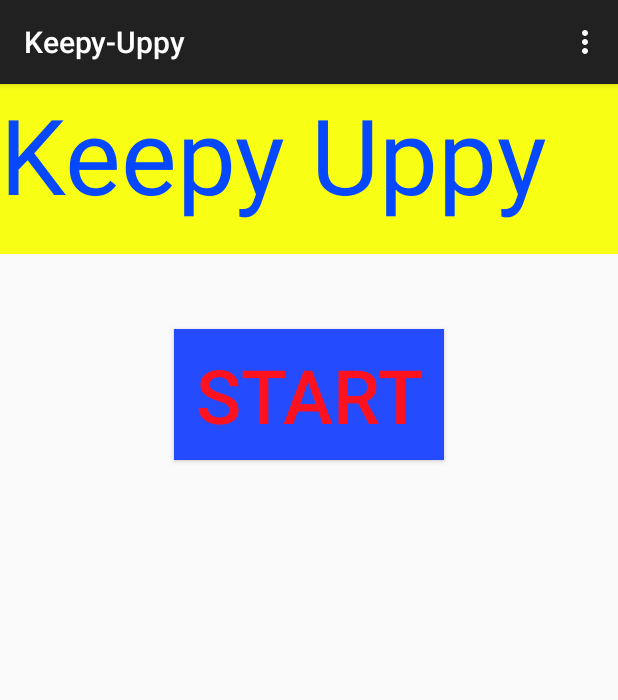
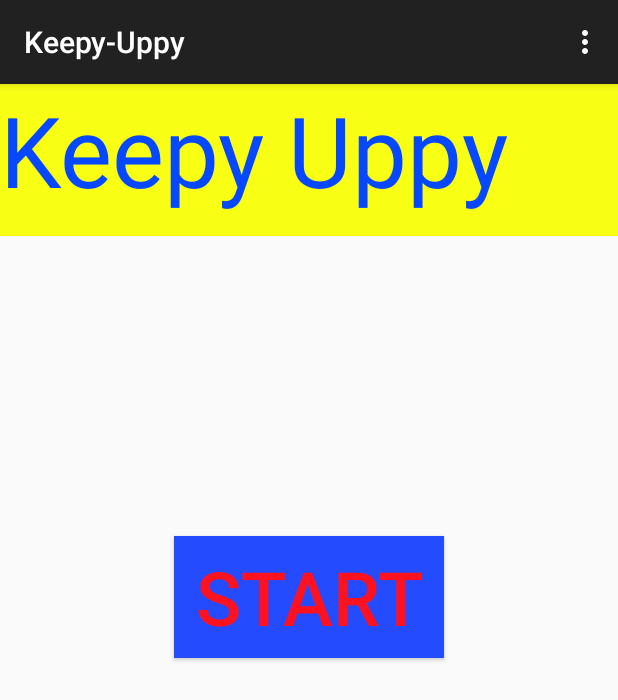
Before and after one commit to Darthpwner/Keepy-Uppy-Android, an Android app: the screen it shows after launch (MainActivity), on a phone screen of 412 x 824 dp. Shown: the top 700 px of the screen. Run offline under Robolectric (Android 15) with nearby library versions, the phone set to English and light mode, and no system bars.

Commit message:
Perfect placement of START button

```diff
--- a/app/src/main/res/layout/activity_main.xml
+++ b/app/src/main/res/layout/activity_main.xml
@@ -20,7 +20,7 @@
         android:layout_gravity="center_horizontal"
         android:layout_weight="0.04"
         android:textColor="#ff0648ff"
-        android:textSize="70sp"
+        android:textSize="65sp"
         android:background="#fff9ff14"
         android:layout_margin="0dp" />
 
@@ -42,7 +42,7 @@
         android:textColor="#ffff1220"
         android:background="#ff254bff"
         android:textSize="50sp"
-        android:layout_marginTop="50dp"
+        android:layout_marginTop="200dp"
         android:layout_marginBottom="50dp" />
 
 </LinearLayout>
```
Also changed, not shown: 2 other files.
